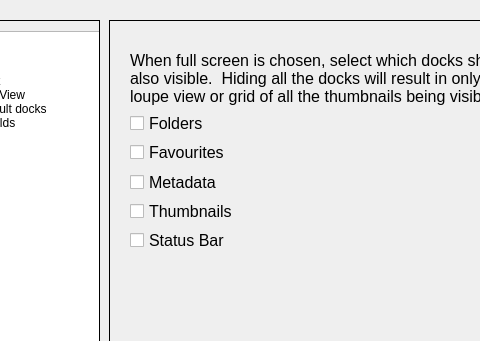
This is prefdlg.ui in towhee/Winnow64 as Qt 5 draws it before an edit; both pictures show x 101 to 581 and y 0 to 341 of the 708 by 450 pixel window. The edited form follows.
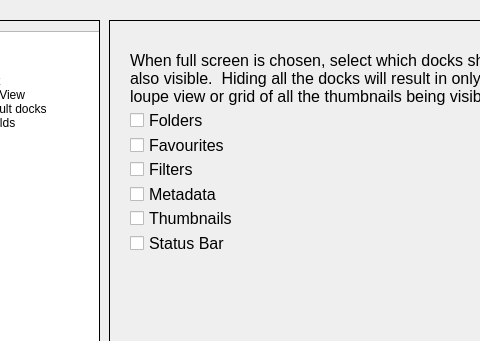
This is the edited form. The open tabs and pages were chosen to show the change.

Commit message: Added Filters to Full Screen options

```diff
--- a/prefdlg.ui
+++ b/prefdlg.ui
@@ -1605,6 +1605,18 @@
         </property>
        </widget>
       </item>
+      <item>
+       <widget class="QCheckBox" name="filtersChk">
+        <property name="font">
+         <font>
+          <pointsize>12</pointsize>
+         </font>
+        </property>
+        <property name="text">
+         <string>Filters</string>
+        </property>
+       </widget>
+      </item>
       <item>
        <widget class="QCheckBox" name="metadataChk">
         <property name="font">
```
Left out of the diff: 17 changed lines with no effect on the pictures. The commit also changes 9 other files.
